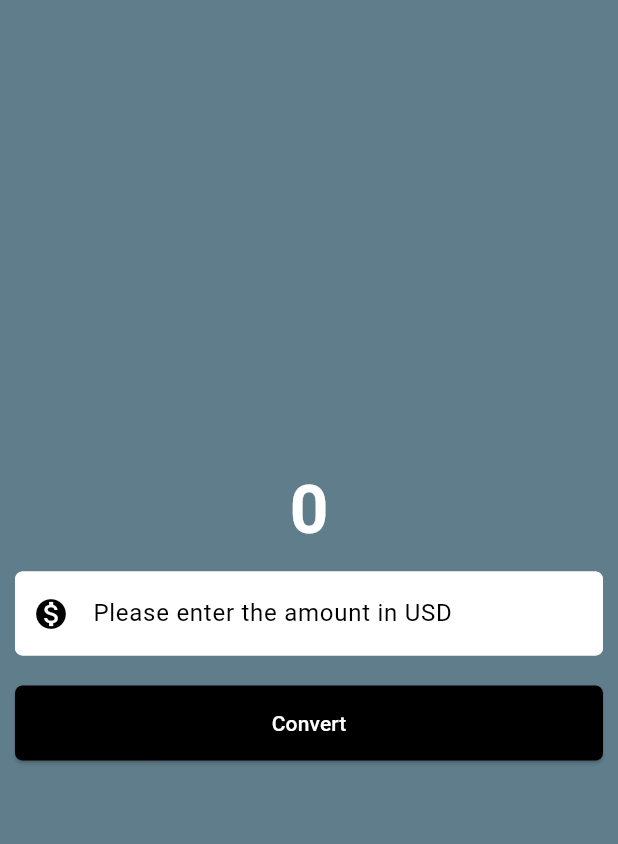
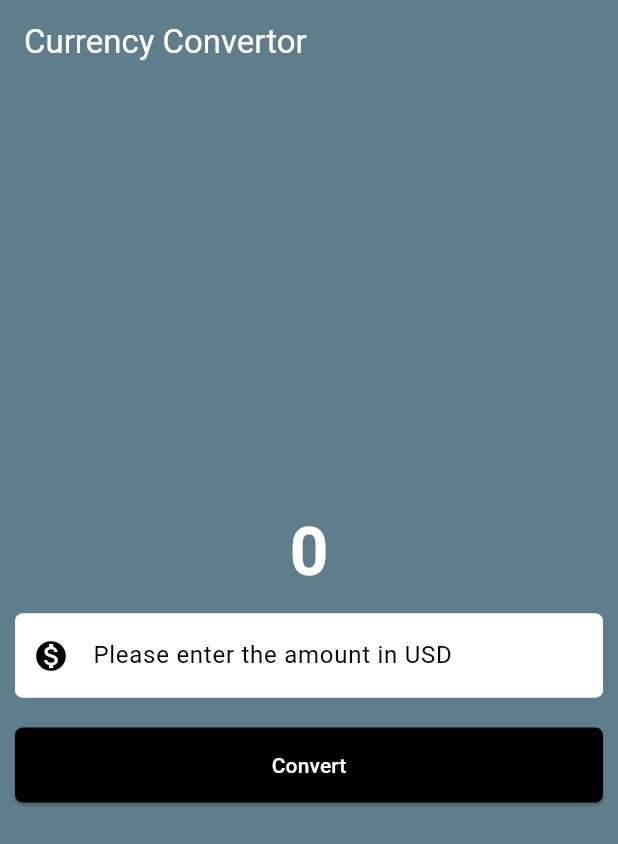
Before and after one commit to thephotogenicbug/currency_converter-flutter, a Flutter app: the screen it shows after launch, on a phone screen of 412 x 824 dp. Shown: the top 844 px of the screen. Run offline on Flutter 3.47's test engine with Material 3 defaults, Android fonts, the phone set to English and light mode, and no system bars.

Commit message:
Add appbar with title

```diff
--- a/lib/currency_converter_material_page.dart
+++ b/lib/currency_converter_material_page.dart
@@ -17,6 +17,14 @@ class CurrencyConverterMaterialPage extends StatelessWidget {
 
     return Scaffold(
       backgroundColor: Colors.blueGrey,
+      appBar: AppBar(
+        backgroundColor: Colors.blueGrey,
+        elevation: 0,
+        title: const Text(
+          "Currency Convertor",
+          style: TextStyle(color: Colors.white),
+        ),
+      ),
       body: Center(
         child: Column(
           mainAxisAlignment: MainAxisAlignment.center,
```
